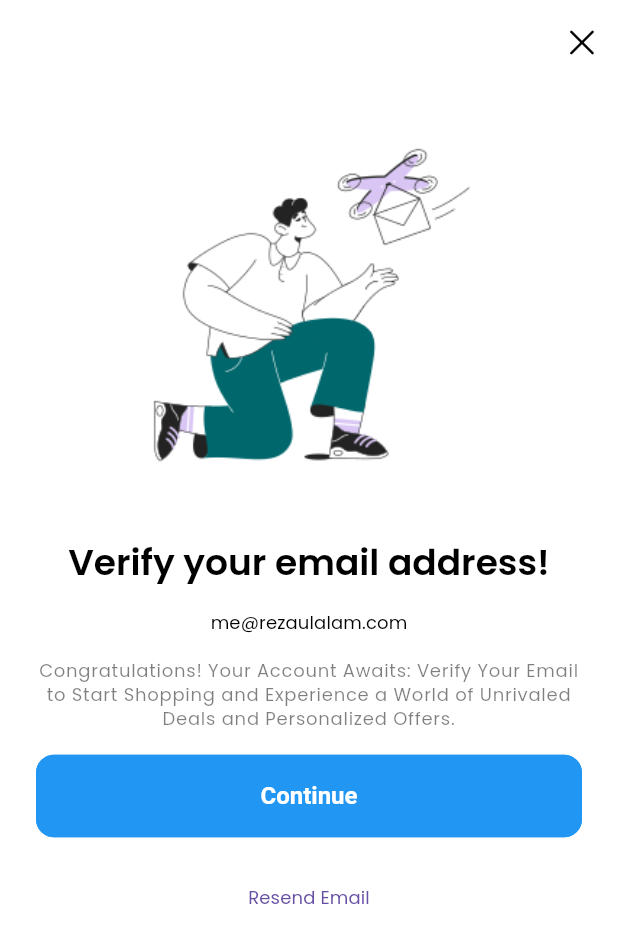
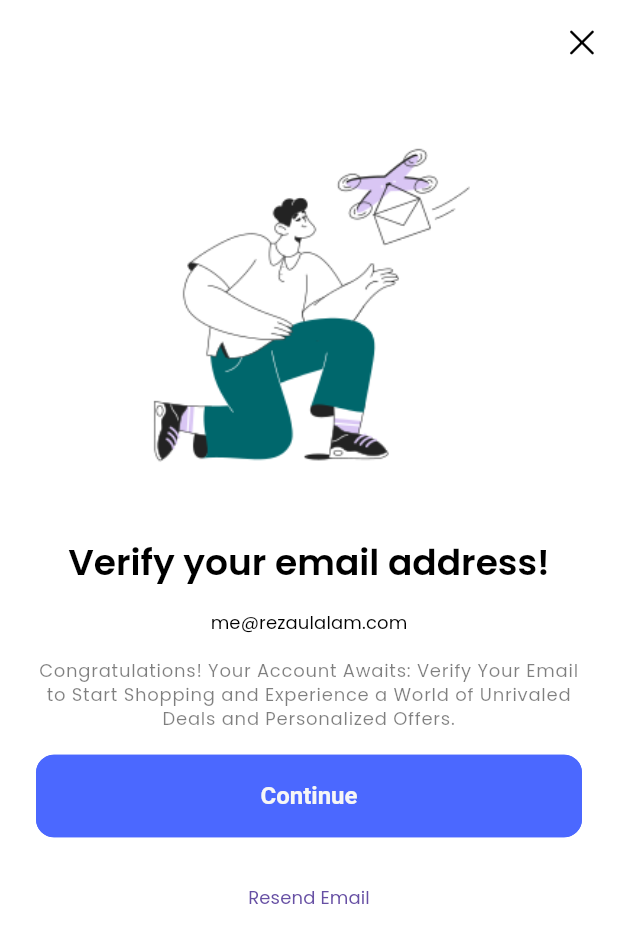
Before and after one commit to mohammadrezaulalam/cwt-ecommerce, a Flutter app: the VerifyEmailScreen screen opened directly, on a phone screen of 412 x 824 dp. Shown: the top 943 px of the screen. Run offline on Flutter 3.47's test engine with Material 2 defaults, Android fonts, the phone set to English and light mode, and no system bars; our stand-ins replace get, get_storage, iconsax, logger, smooth_page_indicator; accounts and stored records are empty.

Commit message:
Completed forget password & reset password screen design

```diff
--- a/lib/features/authentication/screens/login/widgets/login_form.dart
+++ b/lib/features/authentication/screens/login/widgets/login_form.dart
@@ -1,6 +1,7 @@
 import 'package:flutter/material.dart';
 import 'package:get/get.dart';
 import 'package:iconsax/iconsax.dart';
+import 'package:tecom/features/authentication/screens/password_configuration/forget_password.dart';
 import 'package:tecom/features/authentication/screens/signup/signup.dart';
 
 import '../../../../../utils/constants/sizes.dart';
@@ -46,7 +47,7 @@ class LoginForm extends StatelessWidget {
 
                 ///Forget Password
                 TextButton(
-                  onPressed: () {},
+                  onPressed: () => Get.to( () => const ForgetPassword(),),
                   child: const Text(TTexts.forgetPassword),
                 ),
               ],
--- a/lib/utils/constants/image_strings.dart
+++ b/lib/utils/constants/image_strings.dart
@@ -1,5 +1,3 @@
-import 'package:flutter/material.dart';
-
 class TImages{
 
   //App Logos
--- a/lib/utils/theme/custom_themes/elevated_button_theme.dart
+++ b/lib/utils/theme/custom_themes/elevated_button_theme.dart
@@ -1,4 +1,6 @@
 import 'package:flutter/material.dart';
+import '../../constants/colors.dart';
+import '../../constants/sizes.dart';
 
 class TElevatedButtonTheme{
   TElevatedButtonTheme._();
@@ -6,28 +8,28 @@ class TElevatedButtonTheme{
   static final lightElevatedButtonTheme = ElevatedButtonThemeData(
     style: ElevatedButton.styleFrom(
       elevation: 0,
-      foregroundColor: Colors.white,
-      backgroundColor: Colors.blue,
-      disabledForegroundColor: Colors.grey,
-      disabledBackgroundColor: Colors.grey,
-      side: const BorderSide(color: Colors.blue),
-      padding: const EdgeInsets.symmetric(vertical: 18),
-      textStyle: const TextStyle(fontSize: 16.0, color: Colors.white, fontWeight: FontWeight.w600),
-      shape: RoundedRectangleBorder(borderRadius: BorderRadius.circular(12)),
+      foregroundColor: TColors.light,
+      backgroundColor: TColors.primary,
+      disabledForegroundColor: TColors.darkGrey,
+      disabledBackgroundColor: TColors.buttonDisabled,
+      side: const BorderSide(color: TColors.primary),
+      padding: const EdgeInsets.symmetric(vertical: TSizes.buttonHeight),
+      textStyle: const TextStyle(fontSize: 16, color: TColors.textWhite, fontWeight: FontWeight.w600),
+      shape: RoundedRectangleBorder(borderRadius: BorderRadius.circular(TSizes.buttonRadius)),
     ),
   );
 
   static final darkElevatedButtonTheme = ElevatedButtonThemeData(
     style: ElevatedButton.styleFrom(
       elevation: 0,
-      foregroundColor: Colors.white,
-      backgroundColor: Colors.blue,
-      disabledForegroundColor: Colors.grey,
-      disabledBackgroundColor: Colors.grey,
-      side: const BorderSide(color: Colors.blue),
-      padding: const EdgeInsets.symmetric(vertical: 18),
-      textStyle: const TextStyle(fontSize: 16.0, color: Colors.white, fontWeight: FontWeight.w600),
-      shape: RoundedRectangleBorder(borderRadius: BorderRadius.circular(12)),
+      foregroundColor: TColors.light,
+      backgroundColor: TColors.primary,
+      disabledForegroundColor: TColors.darkGrey,
+      disabledBackgroundColor: TColors.darkerGrey,
+      side: const BorderSide(color: TColors.primary),
+      padding: const EdgeInsets.symmetric(vertical: TSizes.buttonHeight),
+      textStyle: const TextStyle(fontSize: 16, color: TColors.textWhite, fontWeight: FontWeight.w600),
+      shape: RoundedRectangleBorder(borderRadius: BorderRadius.circular(TSizes.buttonRadius)),
     ),
   );
 }
```
Also changed, not shown: lib/features/authentication/screens/password_configuration/forget_password.dart (added, +48 -0 lines), lib/features/authentication/screens/password_configuration/reset_password.dart (added, +60 -0 lines).
